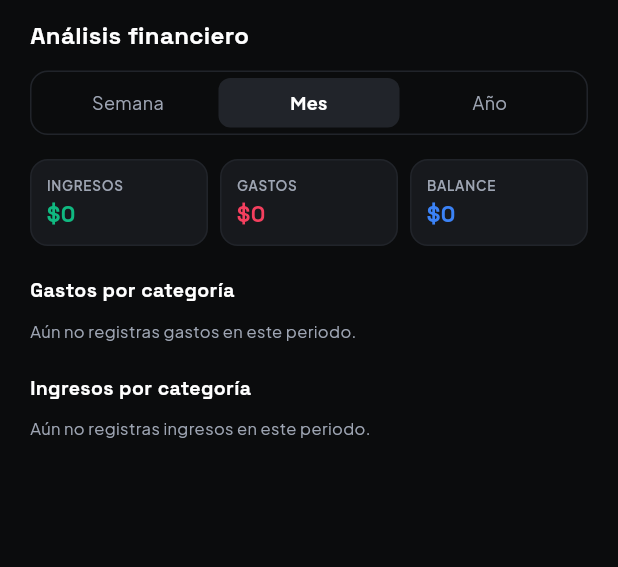
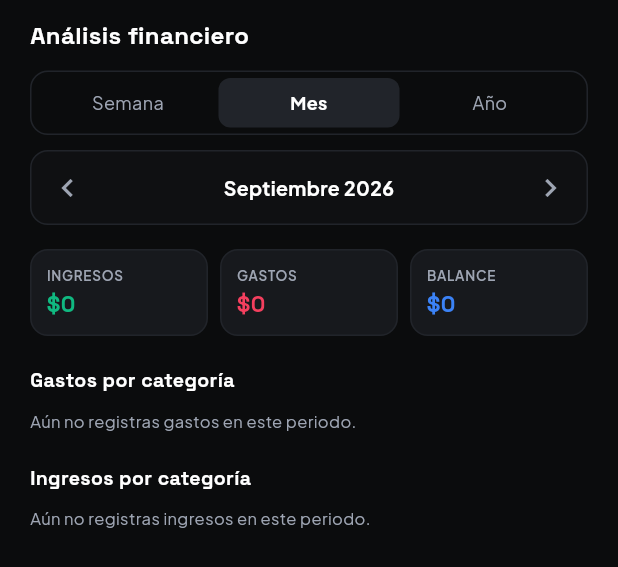
Before and after one commit to BeDuranr/nexo-app, a Flutter app: the MetricsScreen widget shown alone on an empty page, opened directly, on a phone screen of 412 x 824 dp. Shown: the top 567 px of the screen. Run offline on Flutter 3.47's test engine with Material 3 defaults, Android fonts, the phone set to English and light mode, and no system bars; our stand-ins replace google_fonts, sqflite; accounts and stored records are empty.

Commit message:
feat: navegacion de periodos en Metricas + iconos de iOS
Metricas:
- Flechas para moverse entre periodos, en la unidad que este seleccionada:
  semana a semana, mes a mes o ano a ano. Antes solo se podia ver el
  periodo actual anclado a DateTime.now().
- Rotulo del rango al centro ("Septiembre 2026", "31 ago - 6 sep", "2026")
  y "Volver a hoy" cuando no se esta en el periodo actual. Mismo patron
  visual que el selector de mes del Historial.
- Cambiar de unidad conserva la fecha que se esta mirando.
- periodRange se expone en el provider para poder rotular el periodo.

Icono de iOS:
- flutter_launcher_icons tenia ios: false, asi que los iconos de iOS
  nunca se generaron desde assets/icon/icon.png y el .ipa salia con el
  logo de Flutter por defecto. Se activa ios: true con remove_alpha_ios
  (iOS no acepta canal alfa) y se regeneran los assets.

Co-Authored-By: Claude Opus 5 <noreply@anthropic.com>
Claude-Session: https://claude.ai/code/session_01JMrmYfw5JLSq5KUFgL17kt

```diff
--- a/lib/providers/transaction_provider.dart
+++ b/lib/providers/transaction_provider.dart
@@ -101,9 +101,15 @@ class TransactionProvider extends ChangeNotifier {
 
   // ---------- Métricas ----------
 
-  /// Rango cerrado del periodo. El extremo superior importa: la app
-  /// permite registrar movimientos con fecha futura, y sin él un ingreso
-  /// de diciembre entraba en los totales de "Semana".
+  /// Rango cerrado del periodo que contiene a [reference] (por defecto,
+  /// hoy). Además de los cálculos, lo usa la pantalla de Métricas para
+  /// rotular el periodo que se está viendo.
+  ({DateTime start, DateTime end}) periodRange(MetricPeriod period, {DateTime? reference}) =>
+      _periodRange(period, reference ?? DateTime.now());
+
+  /// El extremo superior importa: la app permite registrar movimientos
+  /// con fecha futura, y sin él un ingreso de diciembre entraba en los
+  /// totales de "Semana".
   ({DateTime start, DateTime end}) _periodRange(MetricPeriod period, DateTime now) {
     switch (period) {
       case MetricPeriod.week:
--- a/lib/screens/metrics_screen.dart
+++ b/lib/screens/metrics_screen.dart
@@ -16,6 +16,38 @@ class MetricsScreen extends StatefulWidget {
 
 class _MetricsScreenState extends State<MetricsScreen> {
   MetricPeriod _period = MetricPeriod.month;
+
+  // Fecha dentro del periodo que se está mirando. Cambiarla permite
+  // revisar meses (o semanas y años) anteriores sin tocar los datos.
+  DateTime _reference = DateTime.now();
+
+  /// Avanza o retrocede un periodo completo, en la unidad que esté
+  /// seleccionada. Se usa el constructor de DateTime y no una Duration
+  /// para que el cambio de hora no corra el resultado un día.
+  void _shiftPeriod(int delta) {
+    setState(() {
+      _reference = switch (_period) {
+        MetricPeriod.week =>
+          DateTime(_reference.year, _reference.month, _reference.day + 7 * delta),
+        MetricPeriod.month => DateTime(_reference.year, _reference.month + delta, 1),
+        MetricPeriod.year => DateTime(_reference.year + delta, 1, 1),
+      };
+    });
+  }
+
+  String _periodLabel(({DateTime start, DateTime end}) range) {
+    switch (_period) {
+      case MetricPeriod.week:
+        final from = DateFormat('d MMM', 'es_CL').format(range.start);
+        final to = DateFormat('d MMM', 'es_CL').format(range.end);
+        return '$from – $to';
+      case MetricPeriod.month:
+        final label = DateFormat('MMMM yyyy', 'es_CL').format(range.start);
+        return label[0].toUpperCase() + label.substring(1);
+      case MetricPeriod.year:
+        return DateFormat('yyyy', 'es_CL').format(range.start);
+    }
+  }
 
   /// Un decimal en los miles: redondear a entero mostraba $1.500 como
   /// "$2k", y en pesos casi todos los montos caen en ese rango.
@@ -41,12 +73,18 @@ class _MetricsScreenState extends State<MetricsScreen> {
     if (txProvider.loading && txProvider.transactions.isEmpty) {
       return const Center(child: CircularProgressIndicator());
     }
-    final income = txProvider.totalIncomeInPeriod(_period);
-    final expense = txProvider.totalExpenseInPeriod(_period);
+    final income = txProvider.totalIncomeInPeriod(_period, reference: _reference);
+    final expense = txProvider.totalExpenseInPeriod(_period, reference: _reference);
     final periodBalance = income - expense;
 
-    final expenseTotals = txProvider.categoryTotals(_period, MovementType.expense);
-    final incomeTotals = txProvider.categoryTotals(_period, MovementType.income);
+    final expenseTotals =
+        txProvider.categoryTotals(_period, MovementType.expense, reference: _reference);
+    final incomeTotals =
+        txProvider.categoryTotals(_period, MovementType.income, reference: _reference);
+
+    final range = txProvider.periodRange(_period, reference: _reference);
+    final now = DateTime.now();
+    final isCurrentPeriod = !now.isBefore(range.start) && !now.isAfter(range.end);
 
     return SafeArea(
       child: SingleChildScrollView(
@@ -75,6 +113,8 @@ class _MetricsScreenState extends State<MetricsScreen> {
                   };
                   return Expanded(
                     child: GestureDetector(
+                      // Cambiar de unidad conserva la fecha que se está
+                      // mirando: de "Septiembre" a "Año" se pasa a 2026.
                       onTap: () => setState(() => _period = p),
                       child: AnimatedContainer(
                         duration: const Duration(milliseconds: 200),
@@ -98,6 +138,17 @@ class _MetricsScreenState extends State<MetricsScreen> {
                   );
                 }).toList(),
               ),
+            ),
+            const SizedBox(height: 10),
+
+            // Navegador del periodo: permite revisar meses (o semanas y
+            // años) anteriores, no solo el actual.
+            _PeriodNavigator(
+              label: _periodLabel(range),
+              isCurrent: isCurrentPeriod,
+              onPrevious: () => _shiftPeriod(-1),
+              onNext: () => _shiftPeriod(1),
+              onBackToToday: () => setState(() => _reference = DateTime.now()),
             ),
             const SizedBox(height: 16),
 
@@ -151,6 +202,73 @@ class _MetricsScreenState extends State<MetricsScreen> {
             ),
           ],
         ),
+      ),
+    );
+  }
+}
+
+/// Flechas para moverse entre periodos, con el rango visible al centro.
+/// Mismo patrón que el selector de mes del Historial, para que las dos
+/// pantallas se naveguen igual.
+class _PeriodNavigator extends StatelessWidget {
+  final String label;
+  final bool isCurrent;
+  final VoidCallback onPrevious;
+  final VoidCallback onNext;
+  final VoidCallback onBackToToday;
+
+  const _PeriodNavigator({
+    required this.label,
+    required this.isCurrent,
+    required this.onPrevious,
+    required this.onNext,
+    required this.onBackToToday,
+  });
+
+  @override
+  Widget build(BuildContext context) {
+    return Container(
+      padding: const EdgeInsets.symmetric(horizontal: 4, vertical: 4),
+      decoration: BoxDecoration(
+        color: AppColors.urban900,
+        borderRadius: BorderRadius.circular(12),
+        border: Border.all(color: AppColors.urban700),
+      ),
+      child: Row(
+        mainAxisAlignment: MainAxisAlignment.spaceBetween,
+        children: [
+          IconButton(
+            onPressed: onPrevious,
+            icon: const Icon(Icons.chevron_left, color: AppColors.urban300),
+            visualDensity: VisualDensity.compact,
+            tooltip: 'Periodo anterior',
+          ),
+          Flexible(
+            child: GestureDetector(
+              onTap: isCurrent ? null : onBackToToday,
+              child: Column(
+                mainAxisSize: MainAxisSize.min,
+                children: [
+                  Text(
+                    label,
+                    textAlign: TextAlign.center,
+                    style: const TextStyle(
+                        fontSize: 13, fontWeight: FontWeight.bold, color: Colors.white),
+                  ),
+                  if (!isCurrent)
+                    const Text('Volver a hoy',
+                        style: TextStyle(fontSize: 9, color: AppColors.urbanBlue)),
+                ],
+              ),
+            ),
+          ),
+          IconButton(
+            onPressed: onNext,
+            icon: const Icon(Icons.chevron_right, color: AppColors.urban300),
+            visualDensity: VisualDensity.compact,
+            tooltip: 'Periodo siguiente',
+          ),
+        ],
       ),
     );
   }
--- a/pubspec.yaml
+++ b/pubspec.yaml
@@ -28,7 +28,11 @@ dev_dependencies:
 
 flutter_launcher_icons:
   android: true
-  ios: false
+  # Estaba en false: los iconos de iOS nunca se generaron desde
+  # assets/icon/icon.png, asi que el .ipa salia con el logo de Flutter.
+  ios: true
+  # iOS no acepta canal alfa en el icono de la app.
+  remove_alpha_ios: true
   image_path: "assets/icon/icon.png"
   min_sdk_android: 21
   adaptive_icon_background: "#0B0C0D"
```
Also changed, not shown: 23 other files.
